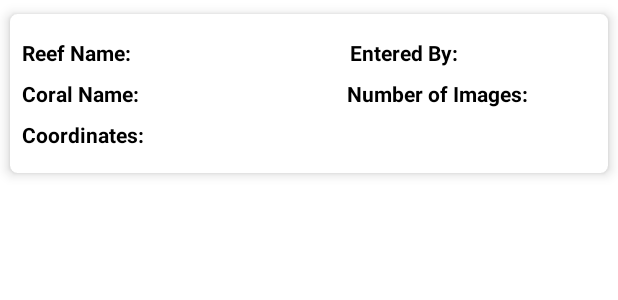
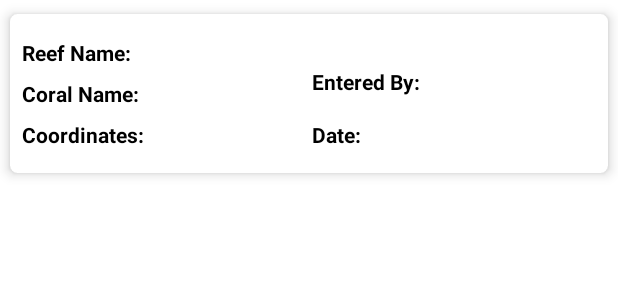
Before and after one commit to jhall1520/capstoneProject, an Android app: the layout coral_entry_layout.xml on its own in the app's theme, with its tools: preview values and no code run, on a phone screen of 412 x 824 dp. Shown: the top 300 px of the screen. Run offline under Robolectric (Android 15) with nearby library versions, the phone set to English and light mode, and no system bars.

```diff
--- a/coralReefProject/app/build.gradle
+++ b/coralReefProject/app/build.gradle
@@ -38,6 +38,7 @@ dependencies {
     implementation platform('com.google.firebase:firebase-bom:29.2.1')
     implementation 'com.google.firebase:firebase-analytics'
     implementation 'com.google.firebase:firebase-auth'
+    implementation 'com.google.firebase:firebase-firestore'
     testImplementation 'junit:junit:4.+'
     androidTestImplementation 'androidx.test.ext:junit:1.1.3'
     androidTestImplementation 'androidx.test.espresso:espresso-core:3.4.0'
--- a/coralReefProject/app/src/main/java/com/example/coralreefproject/DataEntryFragment.java
+++ b/coralReefProject/app/src/main/java/com/example/coralreefproject/DataEntryFragment.java
@@ -59,6 +59,8 @@ public class DataEntryFragment extends Fragment {
     public View onCreateView(LayoutInflater inflater, ViewGroup container,
                              Bundle savedInstanceState) {
         // Inflate the layout for this fragment
-        return inflater.inflate(R.layout.fragment_data_entry, container, false);
+        View view = inflater.inflate(R.layout.fragment_data_entry, container, false);
+
+        return view;
     }
 }
--- a/coralReefProject/app/src/main/res/layout/coral_entry_layout.xml
+++ b/coralReefProject/app/src/main/res/layout/coral_entry_layout.xml
@@ -6,14 +6,13 @@
     android:layout_height="wrap_content">
 
     <androidx.cardview.widget.CardView
+        android:id="@+id/cardView"
         android:layout_width="match_parent"
         android:layout_height="match_parent"
+        android:foreground="?android:attr/selectableItemBackground"
         app:cardCornerRadius="5dp"
-        android:foreground="?android:attr/selectableItemBackground"
-        android:clickable="true"
-        app:cardUseCompatPadding="true"
         app:cardElevation="5dp"
-        android:focusable="true">
+        app:cardUseCompatPadding="true">
 
         <androidx.constraintlayout.widget.ConstraintLayout
             android:layout_width="match_parent"
@@ -36,13 +35,13 @@
                 android:id="@+id/textViewEnteredBy"
                 android:layout_width="wrap_content"
                 android:layout_height="wrap_content"
-                android:layout_marginTop="16dp"
-                android:layout_marginEnd="100dp"
+                android:layout_marginEnd="125dp"
+                android:layout_marginBottom="16dp"
                 android:text="@string/enteredBy"
                 android:textColor="@color/black"
                 android:textStyle="bold"
-                app:layout_constraintEnd_toEndOf="parent"
-                app:layout_constraintTop_toTopOf="parent" />
+                app:layout_constraintBottom_toTopOf="@+id/textViewCoords"
+                app:layout_constraintEnd_toEndOf="parent" />
 
             <TextView
                 android:id="@+id/textViewCoral"
@@ -71,18 +70,6 @@
                 app:layout_constraintBottom_toBottomOf="parent"
                 app:layout_constraintStart_toStartOf="parent"
                 app:layout_constraintTop_toBottomOf="@+id/textViewCoral" />
-
-            <TextView
-                android:id="@+id/textViewNumImages"
-                android:layout_width="wrap_content"
-                android:layout_height="wrap_content"
-                android:layout_marginTop="8dp"
-                android:layout_marginEnd="53dp"
-                android:text="@string/numOfImages"
-                android:textColor="@color/black"
-                android:textStyle="bold"
-                app:layout_constraintEnd_toEndOf="parent"
-                app:layout_constraintTop_toBottomOf="@+id/textViewEnteredBy" />
 
             <TextView
                 android:id="@+id/textViewShowReefName"
@@ -122,22 +109,35 @@
                 android:layout_height="wrap_content"
                 android:layout_marginStart="8dp"
                 android:layout_marginEnd="8dp"
+                android:layout_marginBottom="16dp"
                 android:textColor="@color/black"
+                app:layout_constraintBottom_toTopOf="@+id/textViewCoords"
                 app:layout_constraintEnd_toEndOf="parent"
                 app:layout_constraintStart_toEndOf="@+id/textViewEnteredBy"
                 app:layout_constraintTop_toTopOf="@+id/textViewEnteredBy" />
 
             <TextView
-                android:id="@+id/textViewShowNumImages"
+                android:id="@+id/textViewDate"
+                android:layout_width="wrap_content"
+                android:layout_height="wrap_content"
+                android:text="@string/date"
+                android:textColor="@color/black"
+                android:textSize="14sp"
+                android:textStyle="bold"
+                app:layout_constraintBottom_toBottomOf="@+id/textViewCoords"
+                app:layout_constraintStart_toStartOf="@+id/textViewEnteredBy"
+                app:layout_constraintTop_toTopOf="@+id/textViewCoords" />
+
+            <TextView
+                android:id="@+id/textViewShowDate"
                 android:layout_width="0dp"
                 android:layout_height="wrap_content"
                 android:layout_marginStart="8dp"
-                android:layout_marginTop="8dp"
                 android:layout_marginEnd="8dp"
                 android:textColor="@color/black"
+                app:layout_constraintBottom_toBottomOf="@+id/textViewCoords"
                 app:layout_constraintEnd_toEndOf="parent"
-                app:layout_constraintStart_toEndOf="@+id/textViewNumImages"
-                app:layout_constraintTop_toBottomOf="@+id/textViewShowUserName" />
+                app:layout_constraintStart_toEndOf="@+id/textViewDate" />
         </androidx.constraintlayout.widget.ConstraintLayout>
 
     </androidx.cardview.widget.CardView>
--- a/coralReefProject/app/src/main/res/values/strings.xml
+++ b/coralReefProject/app/src/main/res/values/strings.xml
@@ -57,6 +57,7 @@
     <string name="phoneNumber">Phone Number:</string>
     <string name="phoneNum">Phone Number</string>
     <string name="phoneEx">***-***-****</string>
+    <string name="date">Date:</string>
     <string-array name="reefNames">
         <item>CarysFort Reef</item>
         <item>Coffins Patch</item>
```
Also changed, not shown: coralReefProject/app/src/main/java/com/example/coralreefproject/CoralDatabaseFragment.java (+75 -61 lines), coralReefProject/app/src/main/java/com/example/coralreefproject/CoralEntry.java (+25 -2 lines), coralReefProject/app/src/main/java/com/example/coralreefproject/MainActivity.java (+27 -4 lines), coralReefProject/app/src/main/java/com/example/coralreefproject/ViewDataFragment.java (added, +59 -0 lines), coralReefProject/app/src/main/res/layout/fragment_view_data.xml (added, +14 -0 lines).
